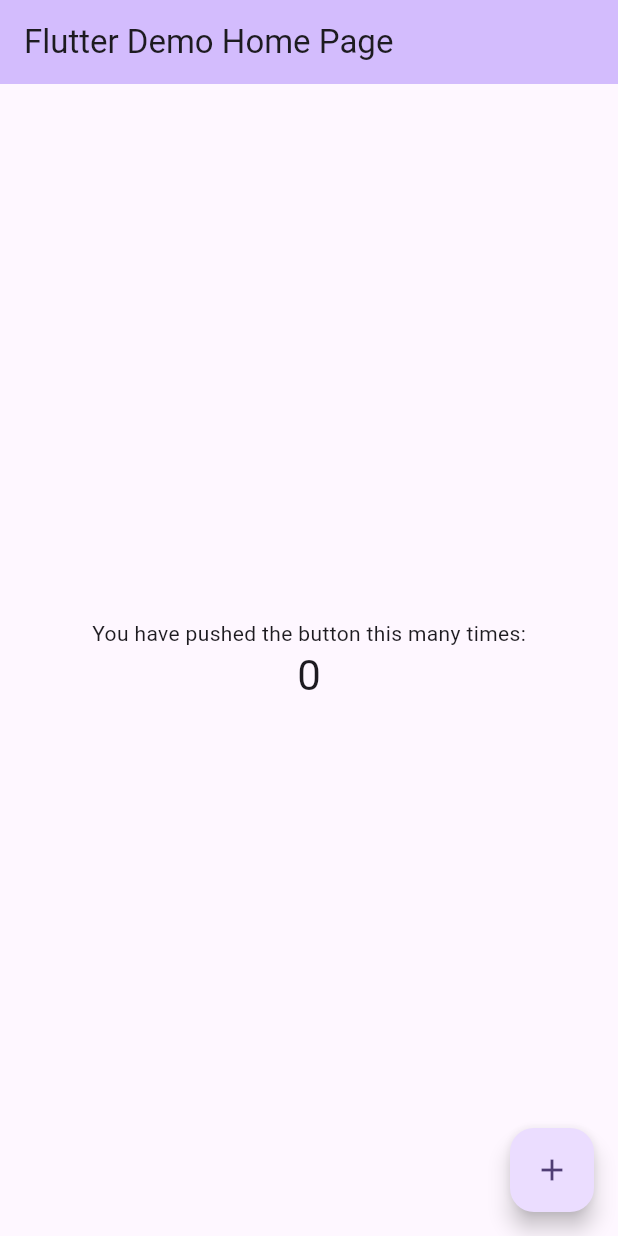
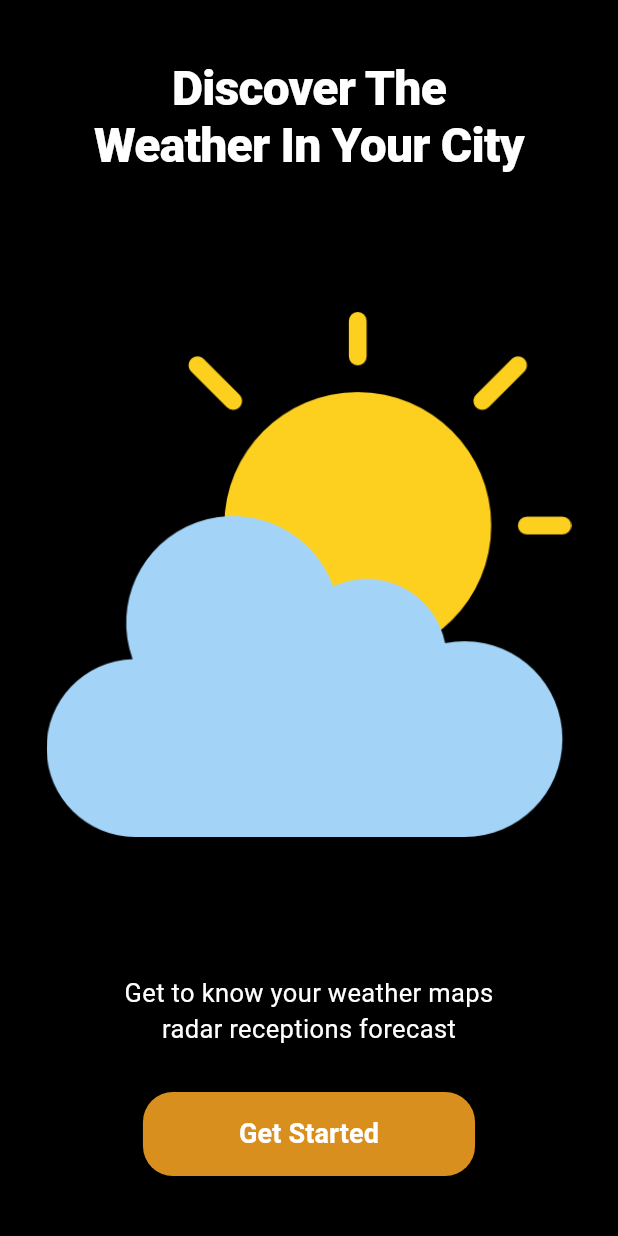
Before and after one commit to DouglaNyabasa/flutter_weather_app, a Flutter app: the screen it shows after launch, on a phone screen of 412 x 824 dp. Run offline on Flutter 3.47's test engine with Material 3 defaults, Android fonts, the light colour scheme and no system bars.

Commit message:
splash screen

```diff
--- /dev/null
+++ b/lib/contants/colors.dart
@@ -0,0 +1,4 @@
+import 'dart:ui';
+
+final backgroundColor = Color(0xFF1a1a16);
+final buttonColor = Color(0xFFd98f1e);
--- a/lib/main.dart
+++ b/lib/main.dart
@@ -1,122 +1,20 @@
 import 'package:flutter/material.dart';
+import 'package:weather_report_app/screens/splash_screen/splash_screen.dart';
 
 void main() {
   runApp(const MyApp());
 }
-
 class MyApp extends StatelessWidget {
   const MyApp({super.key});
-
-  // This widget is the root of your application.
   @override
   Widget build(BuildContext context) {
     return MaterialApp(
       title: 'Flutter Demo',
+      debugShowCheckedModeBanner: false,
       theme: ThemeData(
-        // This is the theme of your application.
-        //
-        // TRY THIS: Try running your application with "flutter run". You'll see
-        // the application has a purple toolbar. Then, without quitting the app,
-        // try changing the seedColor in the colorScheme below to Colors.green
-        // and then invoke "hot reload" (save your changes or press the "hot
-        // reload" button in a Flutter-supported IDE, or press "r" if you used
-        // the command line to start the app).
-        //
-        // Notice that the counter didn't reset back to zero; the application
-        // state is not lost during the reload. To reset the state, use hot
-        // restart instead.
-        //
-        // This works for code too, not just values: Most code changes can be
-        // tested with just a hot reload.
         colorScheme: ColorScheme.fromSeed(seedColor: Colors.deepPurple),
       ),
-      home: const MyHomePage(title: 'Flutter Demo Home Page'),
+      home: const SplashScreen(),
     );
   }
 }
-
-class MyHomePage extends StatefulWidget {
-  const MyHomePage({super.key, required this.title});
-
-  // This widget is the home page of your application. It is stateful, meaning
-  // that it has a State object (defined below) that contains fields that affect
-  // how it looks.
-
-  // This class is the configuration for the state. It holds the values (in this
-  // case the title) provided by the parent (in this case the App widget) and
-  // used by the build method of the State. Fields in a Widget subclass are
-  // always marked "final".
-
-  final String title;
-
-  @override
-  State<MyHomePage> createState() => _MyHomePageState();
-}
-
-class _MyHomePageState extends State<MyHomePage> {
-  int _counter = 0;
-
-  void _incrementCounter() {
-    setState(() {
-      // This call to setState tells the Flutter framework that something has
-      // changed in this State, which causes it to rerun the build method below
-      // so that the display can reflect the updated values. If we changed
-      // _counter without calling setState(), then the build method would not be
-      // called again, and so nothing would appear to happen.
-      _counter++;
-    });
-  }
-
-  @override
-  Widget build(BuildContext context) {
-    // This method is rerun every time setState is called, for instance as done
-    // by the _incrementCounter method above.
-    //
-    // The Flutter framework has been optimized to make rerunning build methods
-    // fast, so that you can just rebuild anything that needs updating rather
-    // than having to individually change instances of widgets.
-    return Scaffold(
-      appBar: AppBar(
-        // TRY THIS: Try changing the color here to a specific color (to
-        // Colors.amber, perhaps?) and trigger a hot reload to see the AppBar
-        // change color while the other colors stay the same.
-        backgroundColor: Theme.of(context).colorScheme.inversePrimary,
-        // Here we take the value from the MyHomePage object that was created by
-        // the App.build method, and use it to set our appbar title.
-        title: Text(widget.title),
-      ),
-      body: Center(
-        // Center is a layout widget. It takes a single child and positions it
-        // in the middle of the parent.
-        child: Column(
-          // Column is also a layout widget. It takes a list of children and
-          // arranges them vertically. By default, it sizes itself to fit its
-          // children horizontally, and tries to be as tall as its parent.
-          //
-          // Column has various properties to control how it sizes itself and
-          // how it positions its children. Here we use mainAxisAlignment to
-          // center the children vertically; the main axis here is the vertical
-          // axis because Columns are vertical (the cross axis would be
-          // horizontal).
-          //
-          // TRY THIS: Invoke "debug painting" (choose the "Toggle Debug Paint"
-          // action in the IDE, or press "p" in the console), to see the
-          // wireframe for each widget.
-          mainAxisAlignment: MainAxisAlignment.center,
-          children: <Widget>[
-            const Text('You have pushed the button this many times:'),
-            Text(
-              '$_counter',
-              style: Theme.of(context).textTheme.headlineMedium,
-            ),
-          ],
-        ),
-      ),
-      floatingActionButton: FloatingActionButton(
-        onPressed: _incrementCounter,
-        tooltip: 'Increment',
-        child: const Icon(Icons.add),
-      ), // This trailing comma makes auto-formatting nicer for build methods.
-    );
-  }
-}
--- /dev/null
+++ b/lib/screens/home_screen/home_screen.dart
@@ -0,0 +1,15 @@
+import 'package:flutter/material.dart';
+
+class HomeScreen extends StatefulWidget {
+  const HomeScreen({super.key});
+
+  @override
+  State<HomeScreen> createState() => _HomeScreenState();
+}
+
+class _HomeScreenState extends State<HomeScreen> {
+  @override
+  Widget build(BuildContext context) {
+    return const Scaffold();
+  }
+}
--- /dev/null
+++ b/lib/screens/splash_screen/splash_screen.dart
@@ -0,0 +1,75 @@
+import 'package:flutter/material.dart';
+import 'package:weather_report_app/contants/colors.dart';
+
+class SplashScreen extends StatefulWidget {
+  const SplashScreen({super.key});
+
+  @override
+  State<SplashScreen> createState() => _SplashScreenState();
+}
+
+class _SplashScreenState extends State<SplashScreen> {
+  @override
+  Widget build(BuildContext context) {
+    return Scaffold(
+      backgroundColor: Colors.black,
+      body: SafeArea(
+        child: Padding(
+          padding: EdgeInsets.symmetric(vertical: 40),
+          child: Column(
+            children: [
+              Center(
+                child: Text(
+                  "Discover The\nWeather In Your City",
+                  textAlign: TextAlign.center,
+                  style: TextStyle(
+                    fontSize: 32,
+                    fontWeight: FontWeight.w800,
+                    letterSpacing: -0.5,
+                    height: 1.2,
+                    color: Colors.white,
+                  ),
+                ),
+              ),
+              Spacer(),
+              Image.asset("assets/images/cloudy.png", height: 350),
+              Spacer(),
+              Center(
+                child: Text(
+                  "Get to know your weather maps\nradar receptions forecast",
+                  textAlign: TextAlign.center,
+                  style: TextStyle(
+                    fontSize: 17,
+                    fontWeight: FontWeight.w400,
+                    color: Colors.white,
+                  ),
+                ),
+              ),
+              Padding(
+                padding: EdgeInsets.only(top: 30),
+                child: ElevatedButton(
+                  style: ElevatedButton.styleFrom(
+                    backgroundColor: buttonColor,
+                    shape:  RoundedRectangleBorder(
+                      borderRadius: BorderRadius.circular(20),
+                    )
+                  ),
+                  onPressed: () {},
+                  child: Padding(
+                    padding: const EdgeInsets.symmetric(
+                      horizontal: 40,
+                      vertical: 15
+                    ),
+                    child: Text("Get Started",style: TextStyle(
+                      fontWeight: FontWeight.bold,fontSize: 18,color: Colors.white
+                    ),),
+                  ),
+                ),
+              ),
+            ],
+          ),
+        ),
+      ),
+    );
+  }
+}
--- a/pubspec.yaml
+++ b/pubspec.yaml
@@ -34,6 +34,7 @@ dependencies:
   # The following adds the Cupertino Icons font to your application.
   # Use with the CupertinoIcons class for iOS style icons.
   cupertino_icons: ^1.0.8
+  flutter_riverpod: ^3.0.3
 
 dev_dependencies:
   flutter_test:
@@ -65,7 +66,7 @@ flutter:
 
   # To add assets to your application, add an assets section, like this:
   assets:
-    - assets/images
+    - assets/images/
 
   # An image asset can refer to one or more resolution-specific "variants", see
   # https://flutter.dev/to/resolution-aware-images
```
Also changed, not shown: assets/images/cloudy.png (added), assets/images/frame.png (added), pubspec.lock.
